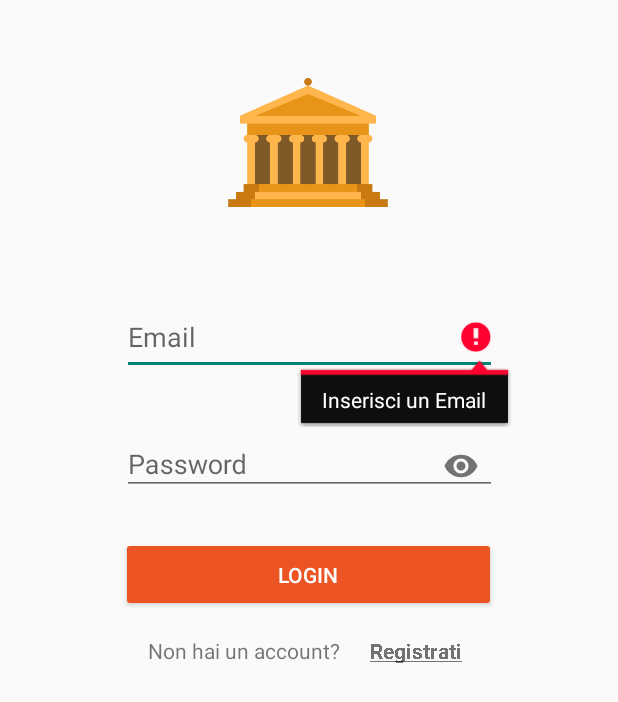
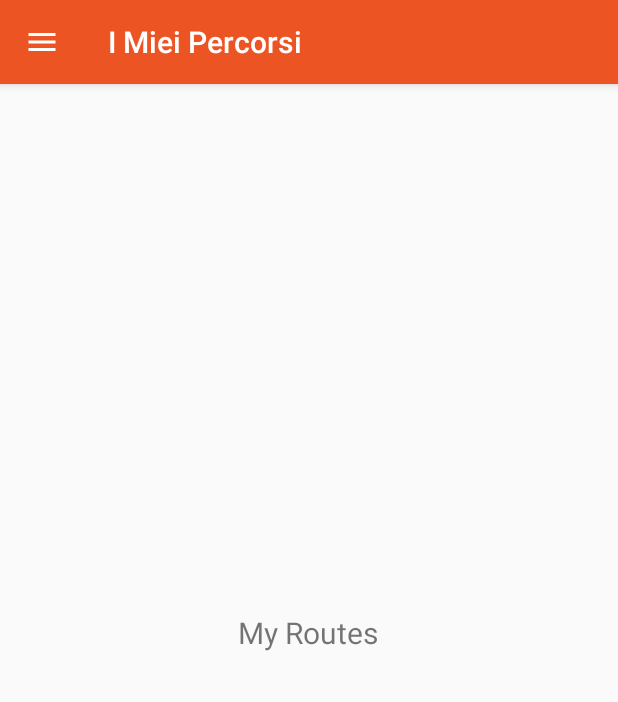
Before and after one commit to Kxos/Progetto_Mobile_PIU, an Android app: the screen it shows after launch (Login before the commit, HomePage after it), after a tap on "LOGIN", on a phone screen of 412 x 824 dp. Shown: the top 702 px of the screen. Run offline under Robolectric (Android 15) with nearby library versions, the phone set to English and light mode, and no system bars; our stand-ins replace Firebase (no records; nobody signed in at launch, a user with empty details on screens opened directly), navigation-ui.

Commit message:
Documentati metodi, separati i Drawer (Lateral) menu per Ruolo Utente ( TODO )

```diff
--- a/CapiTool/app/src/main/java/com/uniba/capitool/BasicMethod.java
+++ b/CapiTool/app/src/main/java/com/uniba/capitool/BasicMethod.java
@@ -23,6 +23,12 @@ public class BasicMethod {
         invalidDialogError.show();
     }
 
+
+    /***
+     *
+     * @param email: Email da verificare
+     * @return Boolean
+     */
     public static boolean isEmailValid(CharSequence email) {
         return android.util.Patterns.EMAIL_ADDRESS.matcher(email).matches();
     }
--- a/CapiTool/app/src/main/java/com/uniba/capitool/HomePage.java
+++ b/CapiTool/app/src/main/java/com/uniba/capitool/HomePage.java
@@ -6,20 +6,13 @@ import androidx.appcompat.app.AppCompatActivity;
 import androidx.appcompat.widget.Toolbar;
 import androidx.core.view.GravityCompat;
 import androidx.drawerlayout.widget.DrawerLayout;
-import androidx.fragment.app.Fragment;
-import androidx.fragment.app.FragmentManager;
-import androidx.fragment.app.FragmentTransaction;
 import androidx.navigation.NavController;
 import androidx.navigation.NavDestination;
 import androidx.navigation.Navigation;
 import androidx.navigation.ui.NavigationUI;
 
-import android.content.Intent;
-import android.content.res.ColorStateList;
 import android.os.Bundle;
-import android.util.Log;
 import android.view.View;
-import android.widget.TextView;
 
 import com.google.android.material.navigation.NavigationView;
 
@@ -32,13 +25,8 @@ public class HomePage extends AppCompatActivity {
         super.onCreate(savedInstanceState);
         setContentView(R.layout.activity_home_page);
 
-        //Intent intent = getIntent();
-        //String value = intent.getStringExtra("User_ID");
-        //Log.d("Risultato",value);
-
         Toolbar toolbar = startToolbarDrawerLayout();
-        NavController navController = setNavLateralMenu(toolbar);
-
+        NavController navController = startNavLateralMenu(toolbar);
 
     }
 
@@ -51,6 +39,7 @@ public class HomePage extends AppCompatActivity {
     }
 
     /***
+     * Inizializza la Toolbar ed il Drawer laterale vuoto
      *
      * @return toolbar: la toolbar configurata
      */
@@ -77,13 +66,17 @@ public class HomePage extends AppCompatActivity {
 
     /***
      *
+     * Inizializza il Drawer laterale con gli item di navigation_menu
+     *
      * @param toolbar: La toolbar predefinita
      * @return navController: Impostato dell navigationView configurato
      */
-    public NavController setNavLateralMenu(Toolbar toolbar) {
+    public NavController startNavLateralMenu(Toolbar toolbar) {
         NavigationView navigationView = findViewById(R.id.Home_Nav_Menu);
         navigationView.setItemIconTintList(toolbar.getBackgroundTintList());
         navigationView.setItemTextColor(null);
+
+        setNavLateralMenuOnUserRole(navigationView);
 
         NavController navController = Navigation.findNavController(this, R.id.navHostFragment);
         NavigationUI.setupWithNavController(navigationView, navController);
@@ -99,4 +92,18 @@ public class HomePage extends AppCompatActivity {
         return navController;
     }
 
+    /***
+     * Imposta il Menù laterale in base al Ruolo dell'utente
+     *
+     * @param navigationView: Viene passata la navigationView legata alla Toolbar
+     */
+    public void setNavLateralMenuOnUserRole(NavigationView navigationView){
+        navigationView.getMenu().clear();
+
+        // TODO - QUERY PER RICEVERE IL RUOLO DELL'UTENTE
+        // TODO - ... RUOLO RICEVUTO
+        // TODO - SELEZIONE MENU A SECONDA DEL RUOLO
+        navigationView.inflateMenu(R.menu.navigation_curatore_menu);
+    }
+
 }
--- a/CapiTool/app/src/main/java/com/uniba/capitool/Login.java
+++ b/CapiTool/app/src/main/java/com/uniba/capitool/Login.java
@@ -68,6 +68,11 @@ public class Login extends AppCompatActivity {
                 String email_value = email.getText().toString();
                 String password_value = password.getText().toString();
 
+                // TODO - RIMUOVERE QUESTE 2 FUNZIONI, ACCESSO VELOCE IN LOGIN
+                // Passa alla HomePage
+                Intent myIntent = new Intent(Login.this, HomePage.class);
+                Login.this.startActivity(myIntent);
+                // TODO -------------------------------------------------------------------
 
                 if(isEmailValid(email_value)){
 
@@ -117,15 +122,13 @@ public class Login extends AppCompatActivity {
 
     private void updateUI(FirebaseUser user) {
         if(user == null){
-
             BasicMethod.alertDialog(this, "Controlla i dati inseriti e riprova", "Account non trovato", "Ok");
-
         }
 
         if(user != null) {
             Log.d("User_ID: ", user.getUid());
 
-            // Passaggio da una Activity ad un altra
+            // Passa alla HomePage
             Intent myIntent = new Intent(Login.this, HomePage.class);
             myIntent.putExtra("User_ID", user.getUid()); //Optional parameters
             Login.this.startActivity(myIntent);
@@ -133,11 +136,5 @@ public class Login extends AppCompatActivity {
 
     }
 
-    /***
-     *
-     * @param email - Email da verificare
-     * @return Boolean
-     */
-
 
 }
--- a/CapiTool/app/src/main/res/layout/activity_home_page.xml
+++ b/CapiTool/app/src/main/res/layout/activity_home_page.xml
@@ -35,7 +35,7 @@
         android:layout_width="wrap_content"
         android:layout_height="match_parent"
         app:headerLayout="@layout/navigation_header"
-        app:menu="@menu/navigation_menu"
+        app:menu="@menu/navigation_visitatore_menu"
         android:layout_gravity="start" />
 
 </androidx.drawerlayout.widget.DrawerLayout>
--- a/CapiTool/app/src/main/res/menu/navigation_menu.xml
+++ b/CapiTool/app/src/main/res/menu/navigation_curatore_menu.xml
@@ -1,5 +1,6 @@
 <?xml version="1.0" encoding="utf-8"?>
 <menu xmlns:android="http://schemas.android.com/apk/res/android">
+
 
     <item android:title="@string/siteManagement">
 
--- /dev/null
+++ b/CapiTool/app/src/main/res/menu/navigation_visitatore_menu.xml
@@ -0,0 +1,23 @@
+<?xml version="1.0" encoding="utf-8"?>
+<menu xmlns:android="http://schemas.android.com/apk/res/android">
+
+    <item
+        android:id="@+id/mieiPercorsi"
+        android:icon="@drawable/ic_baseline_map_24"
+        android:title="@string/myRoutes" />
+
+    <item
+        android:id="@+id/preferiti"
+        android:icon="@drawable/ic_baseline_favorite_24"
+        android:title="@string/myFavourites" />
+    <item
+        android:id="@+id/consigliati"
+        android:icon="@drawable/ic_baseline_thumb_up_24"
+        android:title="@string/recommendedRoutes" />
+
+    <item
+        android:id="@+id/profilo"
+        android:icon="@drawable/ic_baseline_account_circle_24"
+        android:title="@string/profile" />
+
+</menu>
```
Also changed, not shown: 1 other file.
